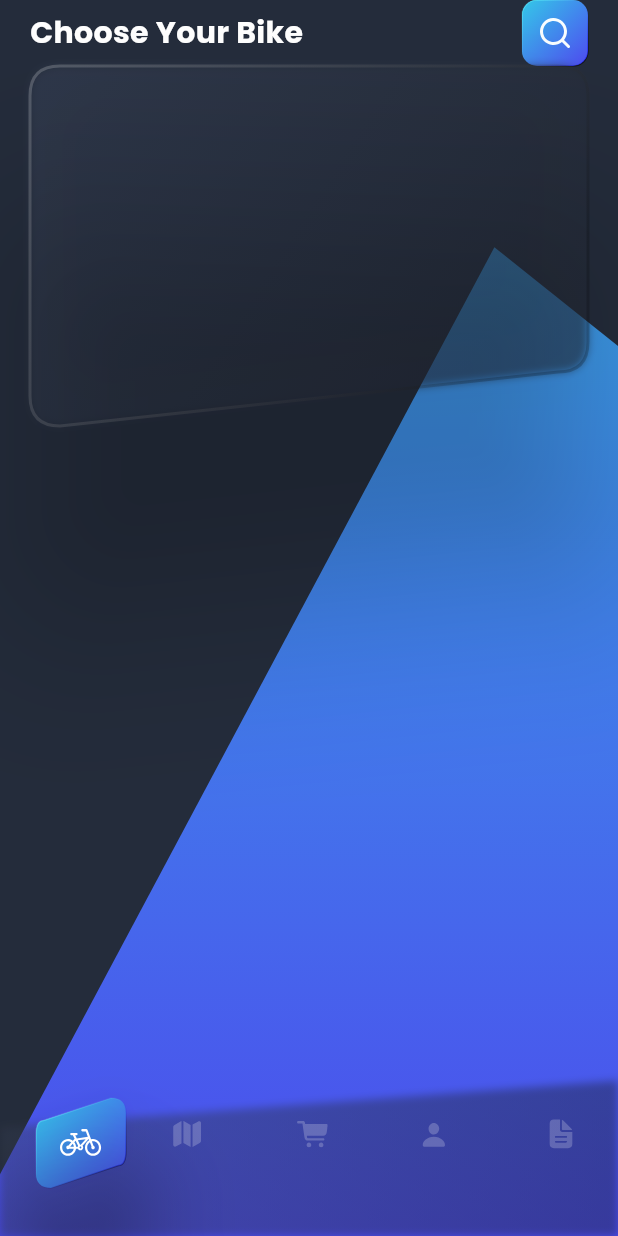
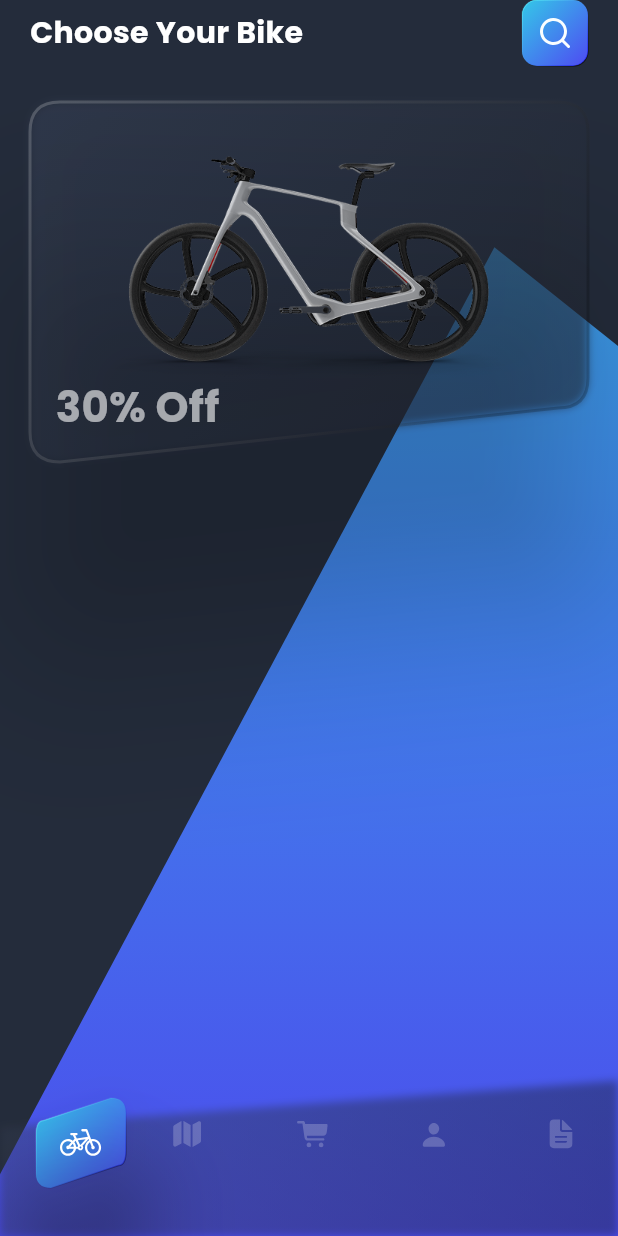
Before and after one commit to jabguru/Bike-Shopping, a Flutter app: the screen it shows after launch, on a phone screen of 412 x 824 dp. Run offline on Flutter 3.47's test engine with Material 3 defaults, Android fonts, the phone set to English and light mode, and no system bars; our stand-ins replace flutter_svg, vector_graphics.

Commit message:
worked on featured bike

```diff
--- a/lib/screens/home.dart
+++ b/lib/screens/home.dart
@@ -21,6 +21,7 @@ class HomeScreen extends StatelessWidget {
               child: Column(
                 children: [
                   SafeArea(
+                    bottom: false,
                     child: Row(
                       mainAxisAlignment: MainAxisAlignment.spaceBetween,
                       children: [
@@ -36,17 +37,44 @@ class HomeScreen extends StatelessWidget {
                       ],
                     ),
                   ),
-                  HorizontalSpacing(24.0),
+                  VerticalSpacing(24.0),
                   Expanded(
                     child: SingleChildScrollView(
                       child: Column(
                         children: [
                           CustomContainer(
-                            child: SizedBox(),
-                            width: 350 / 0,
+                            width: double.infinity,
                             height: 240.0,
                             isBottomRightSkew: true,
                             hasStroke: true,
+                            child: Padding(
+                              padding: const EdgeInsets.fromLTRB(
+                                17.0,
+                                30.0,
+                                17.0,
+                                24.0,
+                              ),
+                              child: Column(
+                                crossAxisAlignment: CrossAxisAlignment.start,
+                                children: [
+                                  Center(
+                                    child: Assets.images.bike1.image(
+                                      height: 153.0,
+                                    ),
+                                  ),
+                                  Text(
+                                    "30% Off",
+                                    style: TextStyle(
+                                      fontSize: 28,
+                                      fontWeight: FontWeight.bold,
+                                      color: AppColors.white.withValues(
+                                        alpha: 0.6,
+                                      ),
+                                    ),
+                                  ),
+                                ],
+                              ),
+                            ),
                           ),
                         ],
                       ),
--- a/lib/widgets/bottom_nav_bar.dart
+++ b/lib/widgets/bottom_nav_bar.dart
@@ -86,6 +86,7 @@ class _BottomNavBarState extends State<BottomNavBar>
                 bottom: 32,
                 child: CustomContainer(
                   hasStroke: true,
+                  isCentered: true,
                   child: _getSelectedIcon().svg(
                     colorFilter: ColorFilter.mode(
                       Colors.white,
--- a/lib/widgets/custom_container.dart
+++ b/lib/widgets/custom_container.dart
@@ -10,17 +10,19 @@ class CustomContainer extends StatelessWidget {
     required this.child,
     this.isBottomRightSkew = false,
     this.hasStroke = false,
+    this.isCentered = false,
   });
   final double width;
   final double height;
   final Widget child;
   final bool isBottomRightSkew;
   final bool hasStroke;
+  final bool isCentered;
 
   @override
   Widget build(BuildContext context) {
     return Stack(
-      alignment: Alignment.center,
+      alignment: isCentered ? Alignment.center : AlignmentDirectional.topStart,
       children: [
         Stack(
           children: [
```
